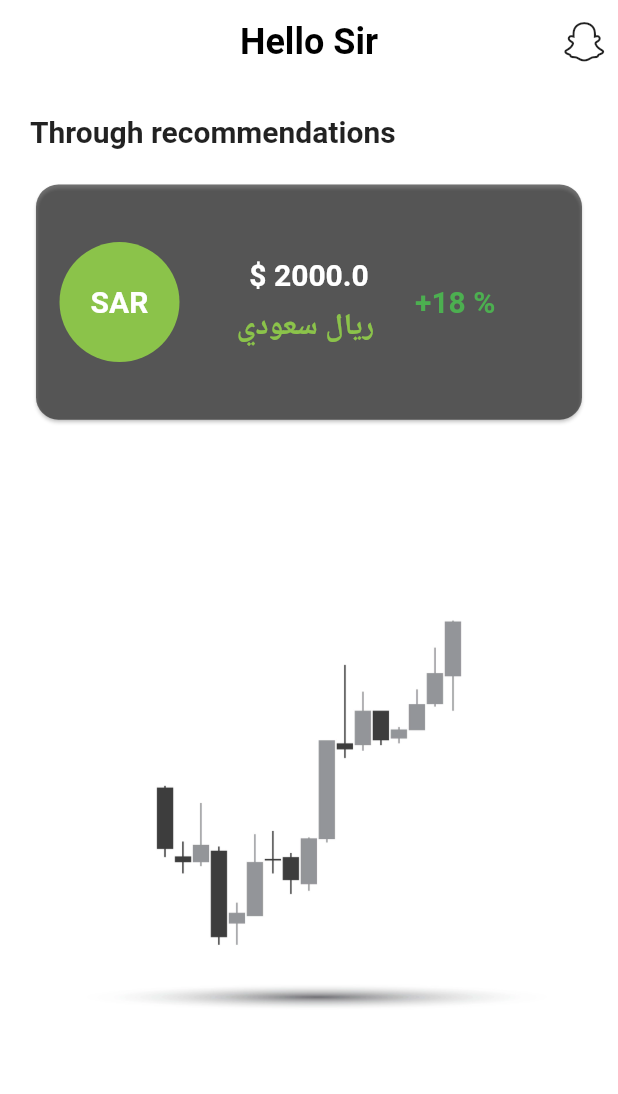
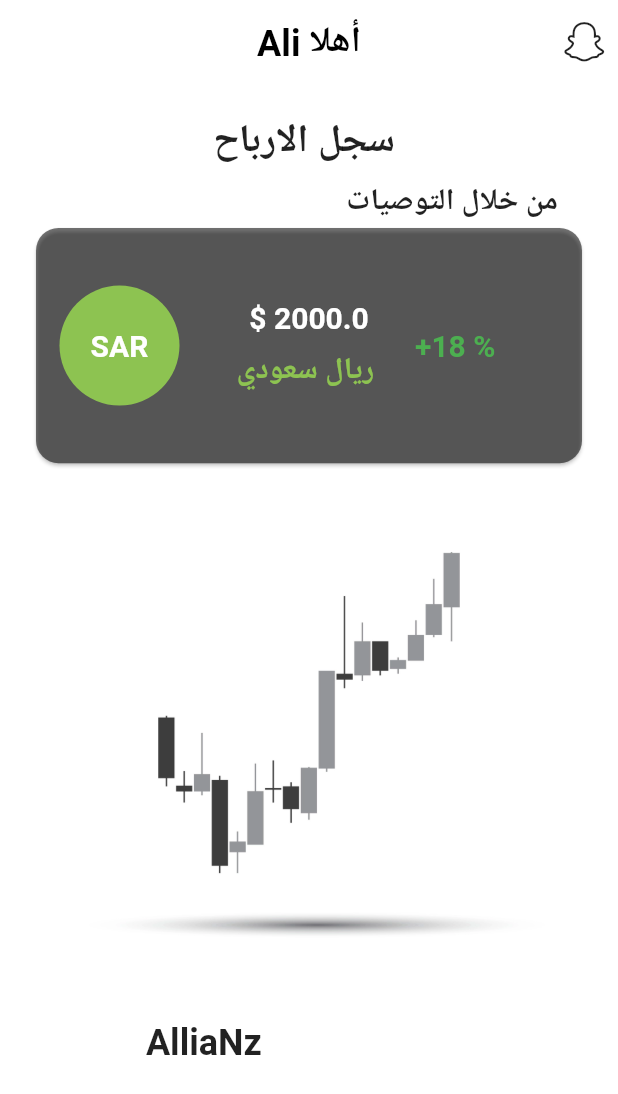
Before and after one commit to ahmedaadel/stock-market-app, a Flutter app: the screen it shows after launch, on a phone screen of 412 x 824 dp. Shown: the top 1094 px of the screen. Run offline on Flutter 3.47's test engine with Material 2 defaults, Android fonts, the phone set to English and light mode, and no system bars; our stand-ins replace firebase_auth, firebase_core, fluttertoast, shared_preferences; missing offline and left inert: text_divider; accounts and stored records are empty.

Commit message:
Screen Segel

```diff
--- a/lib/components/constants.dart
+++ b/lib/components/constants.dart
@@ -1,3 +1,3 @@
+import 'package:flutter/material.dart';
 
-
-import 'package:flutter/material.dart';
+const Color defaultColor = Color(0xFF8DC351);
--- a/lib/main.dart
+++ b/lib/main.dart
@@ -22,9 +22,9 @@ class MyApp extends StatelessWidget {
   }
   @override
   Widget build(BuildContext contex) {
-    return  MaterialApp (
+      return  MaterialApp (
+    theme: ThemeData(
 
-      theme: ThemeData(
  scaffoldBackgroundColor: Colors.white,
         appBarTheme:const AppBarTheme(
           actionsIconTheme: IconThemeData(color: Colors.black87),
--- a/lib/modules/segel_Screen.dart
+++ b/lib/modules/segel_Screen.dart
@@ -1,3 +1,4 @@
+import 'package:borsetak/components/constants.dart';
 import 'package:flutter/material.dart';
 
 class SegelScreen extends StatefulWidget {
@@ -10,13 +11,13 @@ class SegelScreen extends StatefulWidget {
 class _SegelScreenState extends State<SegelScreen> {
   @override
   Widget build(BuildContext context) {
-    double screenWidth = MediaQuery.of(context).size.width;
+    // double screenWidth = MediaQuery.of(context).size.width;
     double screenHeight = MediaQuery.of(context).size.height;
     return Scaffold(
       appBar: AppBar(
         centerTitle: true,
         title: const Text(
-          'Hello Sir',
+          ' Ali أهلا ',
           style: TextStyle(fontSize: 24),
         ),
         actions: [
@@ -27,14 +28,23 @@ class _SegelScreenState extends State<SegelScreen> {
       body: Padding(
         padding: const EdgeInsets.all(20.0),
         child: Column(
-          textBaseline:TextBaseline.alphabetic ,
+          textBaseline: TextBaseline.alphabetic,
           crossAxisAlignment: CrossAxisAlignment.start,
           children: [
-            const Text('Through recommendations',
-                style: TextStyle(fontSize: 20, fontWeight: FontWeight.bold)),
+            const Center(
+              child: Text('سجل الارباح ',
+                  style: TextStyle(fontSize: 26, fontWeight: FontWeight.bold)),
+            ),
             const SizedBox(
-              height: 20,
+              height: 10,
             ),
+             Padding(
+               padding: const EdgeInsets.symmetric(horizontal: 20),
+               child: Row(
+                   children: const [ Expanded(child: SizedBox()), Text('من خلال التوصيات',
+                    style: TextStyle(fontSize: 20, fontWeight: FontWeight.bold)),],
+            ),
+             ),
             Container(
               width: double.infinity,
               height: screenHeight / 5,
@@ -47,7 +57,7 @@ class _SegelScreenState extends State<SegelScreen> {
                     const Expanded(
                       child: CircleAvatar(
                         radius: 40,
-                        backgroundColor: Colors.lightGreen,
+                        backgroundColor: defaultColor,
                         child: Text('SAR',
                             style: TextStyle(
                                 fontSize: 20,
@@ -60,8 +70,7 @@ class _SegelScreenState extends State<SegelScreen> {
                     ),
                     Expanded(
                       child: Column(
-                        textBaseline:TextBaseline.alphabetic ,
-
+                        textBaseline: TextBaseline.alphabetic,
                         mainAxisAlignment: MainAxisAlignment.center,
                         crossAxisAlignment: CrossAxisAlignment.center,
                         children: const [
@@ -70,12 +79,13 @@ class _SegelScreenState extends State<SegelScreen> {
                                   fontSize: 20,
                                   color: Colors.white,
                                   fontWeight: FontWeight.w600)),
-
-                          SizedBox(height: 10,),
+                          SizedBox(
+                            height: 10,
+                          ),
                           Text("ريال سعودي ",
                               style: TextStyle(
                                   fontSize: 20,
-                                  color: Colors.lightGreen,
+                                  color: defaultColor,
                                   fontWeight: FontWeight.w600)),
                         ],
                       ),
@@ -94,7 +104,27 @@ class _SegelScreenState extends State<SegelScreen> {
                 ),
               ),
             ),
-            Expanded(child: Image.asset('assets/images/market.png',))
+            Expanded(
+              flex: 3,
+              child: Center(
+                  child: Image.asset(
+                'assets/images/market.png',
+              )),
+            ),
+            Expanded(
+              flex: 1,
+              child: Column(
+                children: const [
+                  Center(
+                      widthFactor: 3,
+                      child: Text(
+                        'AlliaNz',
+                        style: TextStyle(
+                            fontWeight: FontWeight.bold, fontSize: 24),
+                      )),
+                ],
+              ),
+            )
           ],
         ),
       ),
```
